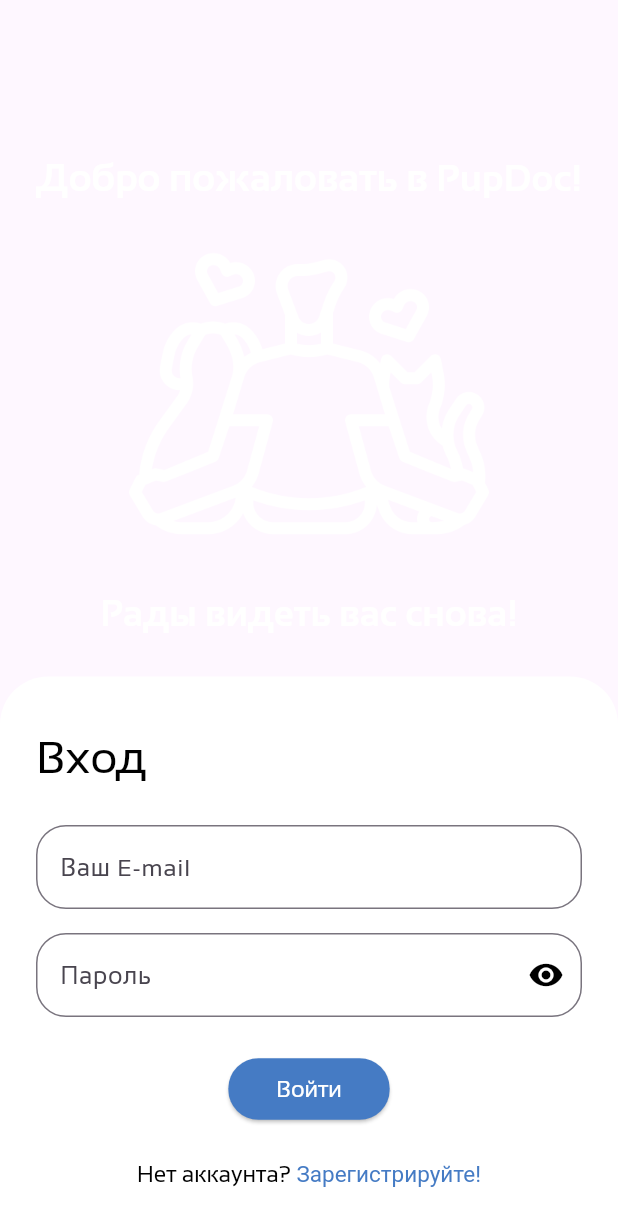
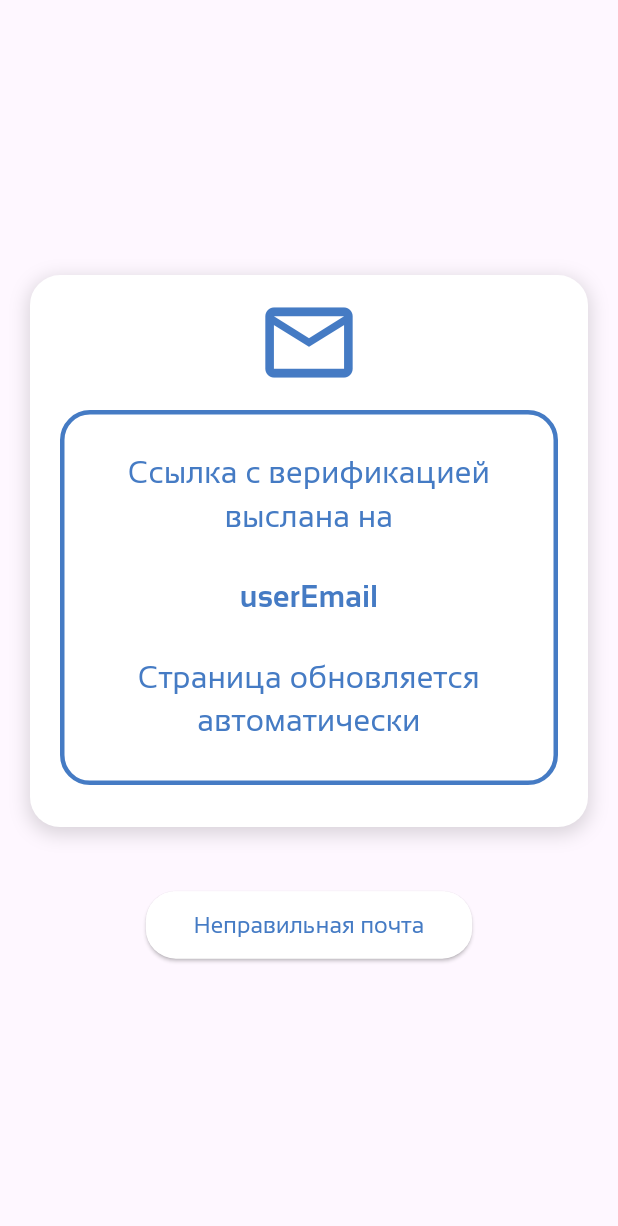
Before and after one commit to CloudreiL/PupDoc, a Flutter app: the screen it shows after launch, on a phone screen of 412 x 824 dp. Shown: the top 1226 px of the screen. Run offline on Flutter 3.47's test engine with Material 3 defaults, Android fonts, the phone set to English and light mode, and no system bars; our stand-ins replace curved_navigation_bar, firebase_auth, firebase_core, flutter_dotenv; missing offline and left inert: animate_gradient, linear_progress_bar; accounts and stored records are empty.

Commit message:
Added EmailPage

```diff
--- a/lib/classes/style.dart
+++ b/lib/classes/style.dart
@@ -12,7 +12,23 @@ class TextStyles{
 class ContainerDecor{
   static BoxDecoration WhiteCont = BoxDecoration(
     color: Colors.white,
-      borderRadius: BorderRadius.circular(20)
+      borderRadius: BorderRadius.circular(20),
+    boxShadow: [
+      BoxShadow(
+          color: Colors.black.withValues(alpha: 0.15),
+          offset: Offset(0, 3),
+          spreadRadius: 1,
+          blurRadius: 10
+      )
+    ]
+  );
+  static BoxDecoration OutlinedCont = BoxDecoration(
+    color: Colors.transparent,
+    borderRadius: BorderRadius.circular(20),
+    border: Border.all(
+      color: Color.fromRGBO(69, 123, 196, 1.0),
+      width: 3
+    )
   );
 }
 
--- a/lib/main.dart
+++ b/lib/main.dart
@@ -1,8 +1,8 @@
 import 'package:flutter/material.dart';
 import 'package:firebase_core/firebase_core.dart';
 import 'package:flutter/services.dart';
+import 'package:pupdoc/pages/logregpages/email.dart';
 import 'package:pupdoc/pages/logregpages/loginpage.dart';
-import 'package:pupdoc/pages/logregpages/questionnairepage.dart';
 
 void main() async{
   WidgetsFlutterBinding.ensureInitialized();
@@ -26,7 +26,7 @@ class MyApp extends StatelessWidget {
         theme: ThemeData(
           useMaterial3: true,
         ),
-        home: LoginPage()
+        home: EmailVerification()
     );
   }
 }
--- /dev/null
+++ b/lib/pages/logregpages/email.dart
@@ -0,0 +1,154 @@
+import 'dart:async';
+
+import 'package:firebase_core/firebase_core.dart';
+import 'package:flutter/material.dart';
+import 'package:firebase_auth/firebase_auth.dart';
+import 'package:pupdoc/classes/animatedbackground.dart';
+import 'package:pupdoc/classes/bottombar.dart';
+
+import '../../classes/style.dart';
+
+
+class EmailVerification extends StatefulWidget{
+  const EmailVerification({super.key});
+
+  @override
+  State<EmailVerification> createState() => _EmailVerificationState();
+}
+
+class _EmailVerificationState extends State<EmailVerification>{
+
+  // bool isVerified = false;
+  // String? userEmail;
+  // Timer? timer;
+  //
+  // @override
+  // void initState(){
+  //   super.initState();
+  //
+  //   userEmail = null;
+  //
+  //   final user = FirebaseAuth.instance.currentUser;
+  //   isVerified = user!.emailVerified;
+  //   userEmail = user.email;
+  //
+  //   if(!isVerified){
+  //     sendVerificationEmail();
+  //
+  //     timer = Timer.periodic(
+  //       const Duration(seconds: 2),
+  //         (_) => checkEmailVerified()
+  //     );
+  //   }
+  // }
+  //
+  // @override
+  // void dispose(){
+  //   timer?.cancel();
+  //   super.dispose();
+  // }
+  //
+  // Future<void> checkEmailVerified() async{
+  //   await FirebaseAuth.instance.currentUser!.reload();
+  //
+  //   setState(() {
+  //     isVerified = FirebaseAuth.instance.currentUser!.emailVerified;
+  //
+  //     print(isVerified);
+  //
+  //     if(isVerified) timer?.cancel();
+  //   });
+  // }
+  //
+  // Future<void> sendVerificationEmail() async{
+  //   try{
+  //     final user = FirebaseAuth.instance.currentUser!;
+  //     await user.sendEmailVerification();
+  //   }catch(e){
+  //     print(e);
+  //     if(mounted){
+  //       ScaffoldMessenger.of(context).showSnackBar(
+  //         SnackBar(
+  //           content: Text('Ошибка $e',
+  //           style: TextStyles.SansReg.copyWith(fontSize: 15)
+  //           ),
+  //           duration: Duration(seconds: 3),
+  //         )
+  //       );
+  //     }
+  //   }
+  // }
+
+
+  @override
+  Widget build(BuildContext context){
+    return Scaffold(
+      body: AnimatedBackground(
+          child: Center(
+            child: Column(
+              mainAxisAlignment: MainAxisAlignment.center,
+              children: [
+                Container(
+                  width: MediaQuery.of(context).size.width * 1,
+                  height: 368,
+                  margin: EdgeInsets.only(left: 20, right: 20),
+
+                  decoration: ContainerDecor.WhiteCont,
+
+                  child: Column(
+                    children: [
+                      Padding(
+                          padding: EdgeInsets.only(top:10, bottom: 10),
+                        child: Icon(Icons.email_outlined,color: Color.fromRGBO(69, 123, 196, 1.0)
+                            ,size: 70),
+                      ),
+                      Container(
+                        width: MediaQuery.of(context).size.width * 1,
+                        margin: EdgeInsets.only(left:20, right:20),
+                        height: 250,
+                        decoration: ContainerDecor.OutlinedCont,
+
+                        child: Column(
+                          mainAxisAlignment: MainAxisAlignment.spaceEvenly,
+                          children: [
+                            Text("Ссылка с верификацией выслана на",
+                                textAlign: TextAlign.center,
+                              style: TextStyles.SansReg.copyWith(color: Color.fromRGBO(69, 123, 196, 1.0))
+                            ),
+                            Text('userEmail',
+                            textAlign: TextAlign.center,
+                              style: TextStyles.SansBold.copyWith(color: Color.fromRGBO(69, 123, 196, 1.0))
+                            ),
+                            Text('Страница обновляется автоматически',
+                            textAlign: TextAlign.center,
+                                style: TextStyles.SansReg.copyWith(color: Color.fromRGBO(69, 123, 196, 1.0))
+                            )
+                          ],
+                        ),
+                      )
+
+                    ],
+                  ),
+                ),
+                SizedBox(
+                  height: MediaQuery.of(context).size.height * 0.05,
+                ),
+
+                ElevatedButton(
+                    onPressed: (){},
+                    style: ElevatedButton.styleFrom(
+                      backgroundColor: Colors.white,
+                      padding: const EdgeInsets.symmetric(horizontal: 32, vertical: 12),
+                      shape: RoundedRectangleBorder(
+                        borderRadius: BorderRadius.circular(20),
+                      ),
+                    ),
+                    child: Text('Неправильная почта', style: TextStyles.SansReg.copyWith(color: Color.fromRGBO(69, 123, 196, 1.0), fontSize: 15),),
+                )
+              ],
+            ),
+          )
+      ),
+    );
+  }
+}
```
Also changed, not shown: lib/services/firebase_stream.dart (added).
